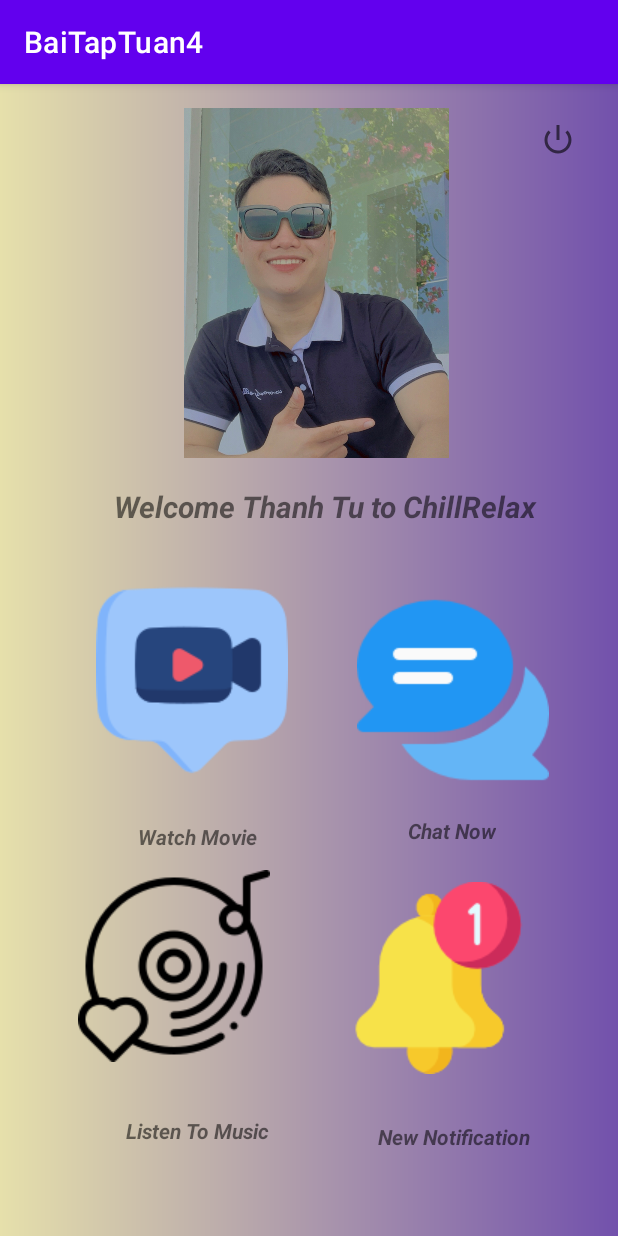
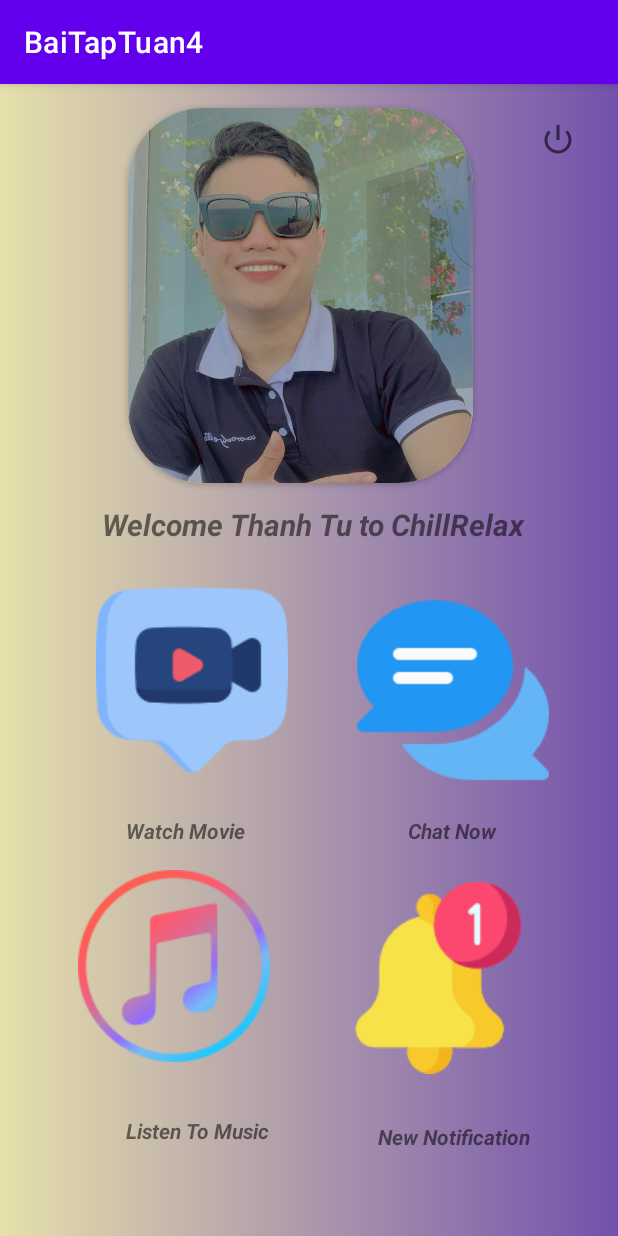
Before and after one commit to ThanhTu26092002/AppTongHop, an Android app: the Home screen opened directly, with no data from a screen before it, on a phone screen of 412 x 824 dp. Run offline under Robolectric (Android 15) with nearby library versions, the phone set to English and light mode, and no system bars.

Commit message:
update home

```diff
--- a/app/src/main/java/com/example/baitaptuan4/thongbao.java
+++ b/app/src/main/java/com/example/baitaptuan4/Chat.java
@@ -7,19 +7,19 @@ import android.os.Bundle;
 import android.os.Handler;
 import android.view.View;
 
-public class thongbao extends AppCompatActivity {
+public class Chat extends AppCompatActivity {
 
     @Override
     protected void onCreate(Bundle savedInstanceState) {
         super.onCreate(savedInstanceState);
-        setContentView(R.layout.activity_thongbao);
+        setContentView(R.layout.chat);
     }
     public void listMusic(View view)
     {
         new Handler().postDelayed(new Runnable() {
             @Override
             public void run() {
-                startActivity(new Intent(thongbao.this, Home.class));
+                startActivity(new Intent(Chat.this, Home.class));
             }
         }, 2000);
 
--- a/app/src/main/java/com/example/baitaptuan4/MainActivity.java
+++ b/app/src/main/java/com/example/baitaptuan4/MainActivity.java
@@ -8,7 +8,6 @@ import android.os.Handler;
 import android.view.View;
 import android.widget.EditText;
 import android.widget.Button;
-import android.widget.EditText;
 import android.widget.Toast;
 
 
@@ -19,7 +18,7 @@ public class MainActivity extends AppCompatActivity {
     @Override
     protected void onCreate(Bundle savedInstanceState) {
         super.onCreate(savedInstanceState);
-        setContentView(R.layout.activity_main);
+        setContentView(R.layout.main);
         edUserName = findViewById(R.id.edUserName);
         edPassword = findViewById(R.id.edPassword);
         btnLogin = findViewById(R.id.btnLogin);
@@ -69,7 +68,7 @@ public class MainActivity extends AppCompatActivity {
         new Handler().postDelayed(new Runnable() {
             @Override
             public void run() {
-                startActivity(new Intent(MainActivity.this,DangKi.class));
+                startActivity(new Intent(MainActivity.this, Register.class));
             }
         },2000);
     }
--- a/app/src/main/java/com/example/baitaptuan4/chat.java
+++ b/app/src/main/java/com/example/baitaptuan4/Movie.java
@@ -7,19 +7,19 @@ import android.os.Bundle;
 import android.os.Handler;
 import android.view.View;
 
-public class chat extends AppCompatActivity {
+public class Movie extends AppCompatActivity {
 
     @Override
     protected void onCreate(Bundle savedInstanceState) {
         super.onCreate(savedInstanceState);
-        setContentView(R.layout.activity_chat);
+        setContentView(R.layout.moive);
     }
     public void listMusic(View view)
     {
         new Handler().postDelayed(new Runnable() {
             @Override
             public void run() {
-                startActivity(new Intent(chat.this, Home.class));
+                startActivity(new Intent(Movie.this, MainActivity.class));
             }
         }, 2000);
 
--- a/app/src/main/java/com/example/baitaptuan4/zingmp5.java
+++ b/app/src/main/java/com/example/baitaptuan4/Music.java
@@ -7,19 +7,19 @@ import android.os.Bundle;
 import android.os.Handler;
 import android.view.View;
 
-public class zingmp5 extends AppCompatActivity {
+public class Music extends AppCompatActivity {
 
     @Override
     protected void onCreate(Bundle savedInstanceState) {
         super.onCreate(savedInstanceState);
-        setContentView(R.layout.activity_zingmp5);
+        setContentView(R.layout.music);
     }
     public void listMusic(View view)
     {
         new Handler().postDelayed(new Runnable() {
             @Override
             public void run() {
-                startActivity(new Intent(zingmp5.this, Home.class));
+                startActivity(new Intent(Music.this, Home.class));
             }
         }, 2000);
 
--- a/app/src/main/java/com/example/baitaptuan4/listMusic.java
+++ b/app/src/main/java/com/example/baitaptuan4/Newspaper.java
@@ -7,19 +7,19 @@ import android.os.Bundle;
 import android.os.Handler;
 import android.view.View;
 
-public class listMusic extends AppCompatActivity {
+public class Newspaper extends AppCompatActivity {
 
     @Override
     protected void onCreate(Bundle savedInstanceState) {
         super.onCreate(savedInstanceState);
-        setContentView(R.layout.activity_list_music);
+        setContentView(R.layout.newspaper);
     }
     public void listMusic(View view)
     {
         new Handler().postDelayed(new Runnable() {
             @Override
             public void run() {
-                startActivity(new Intent(listMusic.this, MainActivity.class));
+                startActivity(new Intent(Newspaper.this, Home.class));
             }
         }, 2000);
 
--- a/app/src/main/java/com/example/baitaptuan4/DangKi.java
+++ b/app/src/main/java/com/example/baitaptuan4/Register.java
@@ -4,11 +4,11 @@ import androidx.appcompat.app.AppCompatActivity;
 
 import android.os.Bundle;
 
-public class DangKi extends AppCompatActivity {
+public class Register extends AppCompatActivity {
 
     @Override
     protected void onCreate(Bundle savedInstanceState) {
         super.onCreate(savedInstanceState);
-        setContentView(R.layout.activity_dang_ki);
+        setContentView(R.layout.register);
     }
 }
--- a/app/src/main/res/layout/activity_home.xml
+++ b/app/src/main/res/layout/home.xml
@@ -6,16 +6,23 @@
     android:layout_height="match_parent"
     android:background="@drawable/gradient"
     tools:context=".Home">
-
-    <ImageView
-        android:id="@+id/imageView"
-        android:layout_width="318dp"
-        android:layout_height="233dp"
-        android:layout_marginStart="52dp"
+    <androidx.cardview.widget.CardView
+        android:layout_marginStart="85dp"
         android:layout_marginTop="16dp"
         app:layout_constraintStart_toStartOf="parent"
         app:layout_constraintTop_toTopOf="parent"
+        android:layout_width="230dp"
+        app:cardCornerRadius="50dp"
+        android:layout_height="250dp">
+    <ImageView
+        android:id="@+id/imageView"
+        android:layout_width="match_parent"
+        android:scaleType="centerCrop"
+        android:layout_height="match_parent"
+
         app:srcCompat="@drawable/me" />
+    </androidx.cardview.widget.CardView>
+
 
     <ImageButton
         android:id="@+id/imageButton"
@@ -57,8 +64,8 @@
         android:id="@+id/textView7"
         android:layout_width="wrap_content"
         android:layout_height="wrap_content"
-        android:layout_marginStart="76dp"
-        android:layout_marginTop="268dp"
+        android:layout_marginStart="68dp"
+        android:layout_marginTop="280dp"
         android:text="Welcome Thanh Tu to ChillRelax"
         android:textSize="20dp"
         android:textStyle="bold|italic"
@@ -69,8 +76,8 @@
         android:id="@+id/textView"
         android:layout_width="wrap_content"
         android:layout_height="wrap_content"
-        android:layout_marginStart="92dp"
-        android:layout_marginTop="492dp"
+        android:layout_marginStart="84dp"
+        android:layout_marginTop="488dp"
 
         android:text="Watch Movie"
         android:textStyle="bold|italic"
@@ -109,7 +116,7 @@
         android:onClick="zingmp5"
         app:layout_constraintStart_toStartOf="parent"
         app:layout_constraintTop_toTopOf="parent"
-        app:srcCompat="@drawable/nhac" />
+        app:srcCompat="@drawable/musicc" />
 
     <ImageButton
         android:id="@+id/imageButton5"
--- a/app/src/main/res/layout/activity_zingmp5.xml
+++ b/app/src/main/res/layout/music.xml
@@ -5,7 +5,7 @@
     android:layout_width="match_parent"
     android:layout_height="match_parent"
     android:background="@drawable/gradient"
-    tools:context=".zingmp5">
+    tools:context=".Music">
 
     <Button
         android:id="@+id/button7"
--- a/app/src/main/res/layout/activity_thongbao.xml
+++ b/app/src/main/res/layout/newspaper.xml
@@ -5,7 +5,7 @@
     android:layout_width="match_parent"
     android:layout_height="match_parent"
     android:background="@drawable/gradient"
-    tools:context=".thongbao">
+    tools:context=".Newspaper">
 
     <Button
         android:id="@+id/button6"
--- a/app/src/main/res/layout/activity_dang_ki.xml
+++ b/app/src/main/res/layout/register.xml
@@ -5,7 +5,7 @@
     android:layout_width="match_parent"
     android:layout_height="match_parent"
     android:background="@drawable/gradient"
-    tools:context=".DangKi">
+    tools:context=".Register">
 
     <EditText
         android:id="@+id/editTextTextPersonName"
```
Also changed, not shown: app/src/main/AndroidManifest.xml (+5 -5 lines), app/src/main/java/com/example/baitaptuan4/Home.java (+5 -5 lines), app/src/main/res/layout/chat.xml (renamed from app/src/main/res/layout/activity_list_music.xml, +8 -8 lines), app/src/main/res/layout/moive.xml (renamed from app/src/main/res/layout/activity_chat.xml, +8 -8 lines), app/src/main/res/drawable/musicc.png (added), app/src/main/res/layout/main.xml (renamed from app/src/main/res/layout/activity_main.xml).
